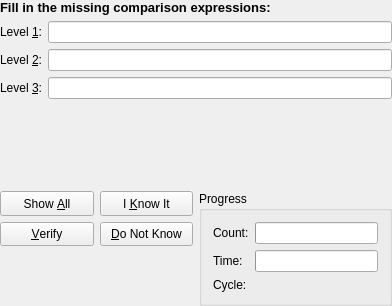
Qt form src/practice/AdjQueryDlgForm.ui (KDE/parley) before a commit.
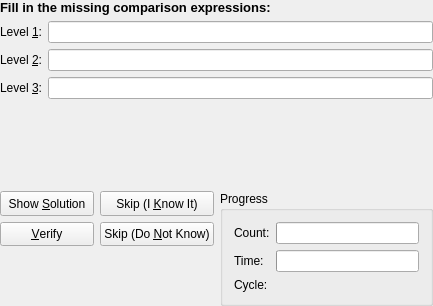
The same form after that commit.

Commit message: consistently show solution and skip on buttons as text

```diff
--- a/src/practice/AdjQueryDlgForm.ui
+++ b/src/practice/AdjQueryDlgForm.ui
@@ -8,14 +8,12 @@
    <rect>
     <x>0</x>
     <y>0</y>
-    <width>392</width>
+    <width>433</width>
     <height>306</height>
    </rect>
   </property>
   <property name="sizePolicy" >
-   <sizepolicy>
-    <hsizetype>5</hsizetype>
-    <vsizetype>1</vsizetype>
+   <sizepolicy vsizetype="Minimum" hsizetype="Preferred" >
     <horstretch>0</horstretch>
     <verstretch>0</verstretch>
    </sizepolicy>
@@ -24,7 +22,19 @@
    <property name="margin" >
     <number>0</number>
    </property>
-   <property name="spacing" >
+   <property name="topMargin" >
+    <number>0</number>
+   </property>
+   <property name="rightMargin" >
+    <number>0</number>
+   </property>
+   <property name="bottomMargin" >
+    <number>0</number>
+   </property>
+   <property name="horizontalSpacing" >
+    <number>6</number>
+   </property>
+   <property name="verticalSpacing" >
     <number>6</number>
    </property>
    <item row="0" column="0" colspan="2" >
@@ -78,9 +88,7 @@
    <item row="1" column="1" >
     <widget class="QLineEdit" name="lev1Field" >
      <property name="sizePolicy" >
-      <sizepolicy>
-       <hsizetype>7</hsizetype>
-       <vsizetype>0</vsizetype>
+      <sizepolicy vsizetype="Fixed" hsizetype="Expanding" >
        <horstretch>0</horstretch>
        <verstretch>0</verstretch>
       </sizepolicy>
@@ -90,9 +98,7 @@
    <item row="2" column="1" >
     <widget class="QLineEdit" name="lev2Field" >
      <property name="sizePolicy" >
-      <sizepolicy>
-       <hsizetype>7</hsizetype>
-       <vsizetype>0</vsizetype>
+      <sizepolicy vsizetype="Fixed" hsizetype="Expanding" >
        <horstretch>0</horstretch>
        <verstretch>0</verstretch>
       </sizepolicy>
@@ -102,9 +108,7 @@
    <item row="3" column="1" >
     <widget class="QLineEdit" name="lev3Field" >
      <property name="sizePolicy" >
-      <sizepolicy>
-       <hsizetype>7</hsizetype>
-       <vsizetype>0</vsizetype>
+      <sizepolicy vsizetype="Fixed" hsizetype="Expanding" >
        <horstretch>0</horstretch>
        <verstretch>0</verstretch>
       </sizepolicy>
@@ -132,15 +136,25 @@
      <property name="margin" >
       <number>0</number>
      </property>
-     <property name="spacing" >
+     <property name="topMargin" >
+      <number>0</number>
+     </property>
+     <property name="rightMargin" >
+      <number>0</number>
+     </property>
+     <property name="bottomMargin" >
+      <number>0</number>
+     </property>
+     <property name="horizontalSpacing" >
+      <number>6</number>
+     </property>
+     <property name="verticalSpacing" >
       <number>6</number>
      </property>
      <item row="1" column="0" >
       <widget class="QLabel" name="status" >
        <property name="sizePolicy" >
-        <sizepolicy>
-         <hsizetype>7</hsizetype>
-         <vsizetype>1</vsizetype>
+        <sizepolicy vsizetype="Minimum" hsizetype="Expanding" >
          <horstretch>0</horstretch>
          <verstretch>0</verstretch>
         </sizepolicy>
@@ -155,7 +169,19 @@
        <property name="margin" >
         <number>0</number>
        </property>
-       <property name="spacing" >
+       <property name="topMargin" >
+        <number>0</number>
+       </property>
+       <property name="rightMargin" >
+        <number>0</number>
+       </property>
+       <property name="bottomMargin" >
+        <number>0</number>
+       </property>
+       <property name="horizontalSpacing" >
+        <number>6</number>
+       </property>
+       <property name="verticalSpacing" >
         <number>6</number>
        </property>
        <item row="1" column="0" >
@@ -176,45 +202,39 @@
        <item row="0" column="1" >
         <widget class="QPushButton" name="know_it" >
          <property name="sizePolicy" >
-          <sizepolicy>
-           <hsizetype>1</hsizetype>
-           <vsizetype>1</vsizetype>
+          <sizepolicy vsizetype="Minimum" hsizetype="Minimum" >
            <horstretch>0</horstretch>
            <verstretch>0</verstretch>
           </sizepolicy>
          </property>
          <property name="text" >
-          <string>I &amp;Know It</string>
+          <string>Skip (I &amp;Know It)</string>
          </property>
         </widget>
        </item>
        <item row="0" column="0" >
         <widget class="QPushButton" name="show_all" >
          <property name="sizePolicy" >
-          <sizepolicy>
-           <hsizetype>1</hsizetype>
-           <vsizetype>1</vsizetype>
+          <sizepolicy vsizetype="Minimum" hsizetype="Minimum" >
            <horstretch>0</horstretch>
            <verstretch>0</verstretch>
           </sizepolicy>
          </property>
          <property name="text" >
-          <string>Show &amp;All</string>
+          <string>Show &amp;Solution</string>
          </property>
         </widget>
        </item>
        <item row="1" column="1" >
         <widget class="QPushButton" name="dont_know" >
          <property name="sizePolicy" >
-          <sizepolicy>
-           <hsizetype>1</hsizetype>
-           <vsizetype>1</vsizetype>
+          <sizepolicy vsizetype="Minimum" hsizetype="Minimum" >
            <horstretch>0</horstretch>
            <verstretch>0</verstretch>
           </sizepolicy>
          </property>
          <property name="text" >
-          <string>&amp;Do Not Know</string>
+          <string>Skip (Do &amp;Not Know)</string>
          </property>
         </widget>
        </item>
@@ -223,9 +243,7 @@
      <item rowspan="2" row="0" column="1" >
       <widget class="QGroupBox" name="progressgroup" >
        <property name="sizePolicy" >
-        <sizepolicy>
-         <hsizetype>1</hsizetype>
-         <vsizetype>1</vsizetype>
+        <sizepolicy vsizetype="Minimum" hsizetype="Minimum" >
          <horstretch>0</horstretch>
          <verstretch>0</verstretch>
         </sizepolicy>
@@ -237,7 +255,19 @@
         <property name="margin" >
          <number>11</number>
         </property>
-        <property name="spacing" >
+        <property name="topMargin" >
+         <number>11</number>
+        </property>
+        <property name="rightMargin" >
+         <number>11</number>
+        </property>
+        <property name="bottomMargin" >
+         <number>11</number>
+        </property>
+        <property name="horizontalSpacing" >
+         <number>6</number>
+        </property>
+        <property name="verticalSpacing" >
          <number>6</number>
         </property>
         <item row="0" column="1" >
@@ -249,9 +279,7 @@
         <item row="0" column="0" >
          <widget class="QLabel" name="countlabel" >
           <property name="sizePolicy" >
-           <sizepolicy>
-            <hsizetype>5</hsizetype>
-            <vsizetype>5</vsizetype>
+           <sizepolicy vsizetype="Preferred" hsizetype="Preferred" >
             <horstretch>0</horstretch>
             <verstretch>0</verstretch>
            </sizepolicy>
@@ -264,9 +292,7 @@
         <item row="1" column="0" >
          <widget class="QLabel" name="timelabel" >
           <property name="sizePolicy" >
-           <sizepolicy>
-            <hsizetype>5</hsizetype>
-            <vsizetype>5</vsizetype>
+           <sizepolicy vsizetype="Preferred" hsizetype="Preferred" >
             <horstretch>0</horstretch>
             <verstretch>0</verstretch>
            </sizepolicy>
@@ -289,9 +315,7 @@
         <item row="2" column="1" >
          <widget class="QLabel" name="progCount" >
           <property name="sizePolicy" >
-           <sizepolicy>
-            <hsizetype>7</hsizetype>
-            <vsizetype>1</vsizetype>
+           <sizepolicy vsizetype="Minimum" hsizetype="Expanding" >
             <horstretch>0</horstretch>
             <verstretch>0</verstretch>
            </sizepolicy>
```
Left out of the diff: 15 changed lines with no effect on the pictures. The commit also changes 3 other files.
